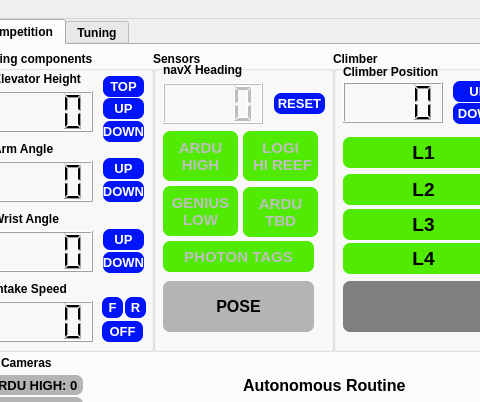
The window that gui/layout_2025.ui (aesatchien/FRC2429_2025) describes before a commit, drawn with Qt 5; both pictures show x 749 to 1229 and y 0 to 402 of the 1482 by 724 pixel window.
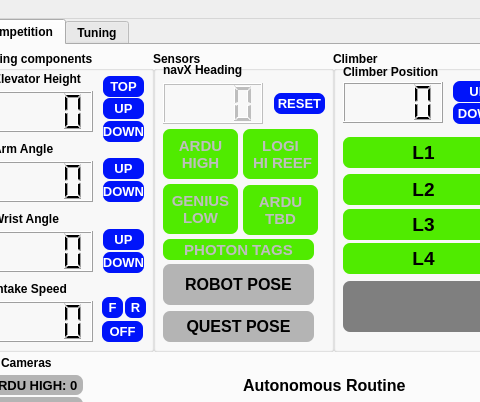
The same window after the commit. Icons and pictures are not drawn. Custom widgets are drawn as their Qt base class.

What changed in the file:
```diff
--- a/gui/layout_2025.ui
+++ b/gui/layout_2025.ui
@@ -887,7 +887,7 @@
        <property name="geometry">
         <rect>
          <x>10</x>
-         <y>80</y>
+         <y>78</y>
          <width>75</width>
          <height>50</height>
         </rect>
@@ -922,9 +922,9 @@
        <property name="geometry">
         <rect>
          <x>10</x>
-         <y>230</y>
+         <y>213</y>
          <width>151</width>
-         <height>51</height>
+         <height>41</height>
         </rect>
        </property>
        <property name="font">
@@ -940,7 +940,7 @@
 background-color:rgb(180,180,180);</string>
        </property>
        <property name="text">
-        <string>POSE</string>
+        <string>ROBOT POSE</string>
        </property>
        <property name="textFormat">
         <enum>Qt::AutoText</enum>
@@ -956,7 +956,7 @@
        <property name="geometry">
         <rect>
          <x>10</x>
-         <y>135</y>
+         <y>133</y>
          <width>75</width>
          <height>50</height>
         </rect>
@@ -991,7 +991,7 @@
        <property name="geometry">
         <rect>
          <x>90</x>
-         <y>80</y>
+         <y>78</y>
          <width>75</width>
          <height>50</height>
         </rect>
@@ -1026,9 +1026,9 @@
        <property name="geometry">
         <rect>
          <x>10</x>
-         <y>190</y>
+         <y>188</y>
          <width>151</width>
-         <height>31</height>
+         <height>21</height>
         </rect>
        </property>
        <property name="font">
@@ -1060,7 +1060,7 @@
        <property name="geometry">
         <rect>
          <x>90</x>
-         <y>136</y>
+         <y>134</y>
          <width>75</width>
          <height>50</height>
         </rect>
@@ -1088,6 +1088,40 @@
         <set>Qt::AlignCenter</set>
        </property>
       </widget>
+      <widget class="QLabel2" name="qlabel_quest_pose_indicator">
+       <property name="enabled">
+        <bool>true</bool>
+       </property>
+       <property name="geometry">
+        <rect>
+         <x>10</x>
+         <y>260</y>
+         <width>151</width>
+         <height>31</height>
+        </rect>
+       </property>
+       <property name="font">
+        <font>
+         <family>Segoe UI</family>
+         <pointsize>12</pointsize>
+         <bold>true</bold>
+        </font>
+       </property>
+       <property name="styleSheet">
+        <string notr="true">border: 7px;
+border-radius: 7px;
+background-color:rgb(180,180,180);</string>
+       </property>
+       <property name="text">
+        <string>QUEST POSE</string>
+       </property>
+       <property name="textFormat">
+        <enum>Qt::AutoText</enum>
+       </property>
+       <property name="alignment">
+        <set>Qt::AlignCenter</set>
+       </property>
+      </widget>
      </widget>
      <widget class="QGroupBox" name="groupBox_3">
       <property name="geometry">
```
